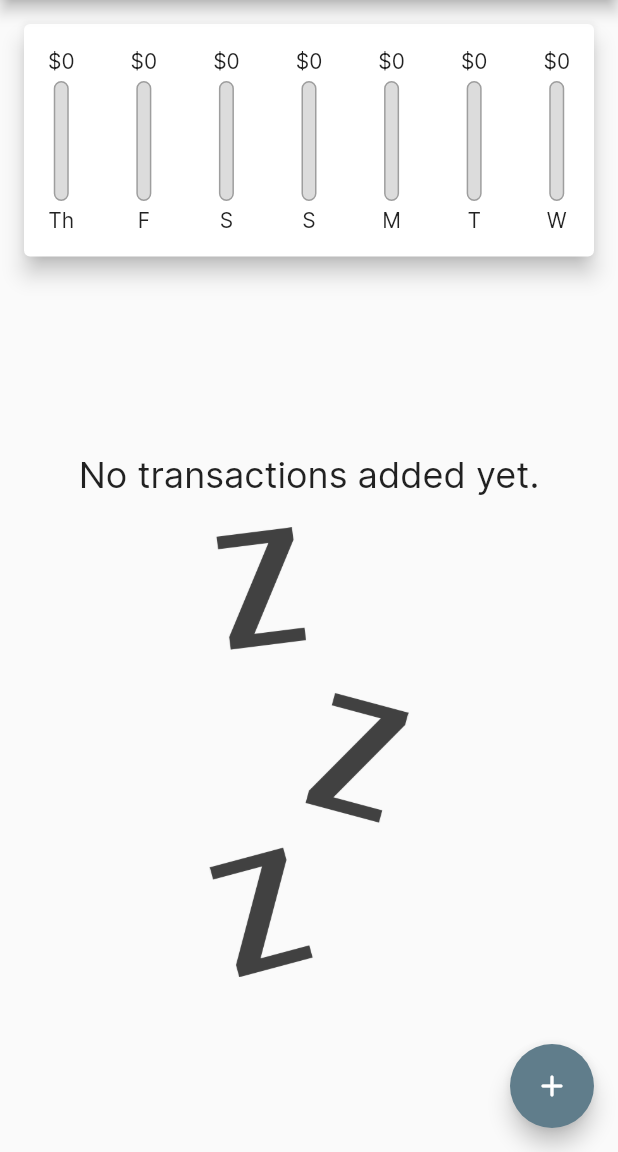
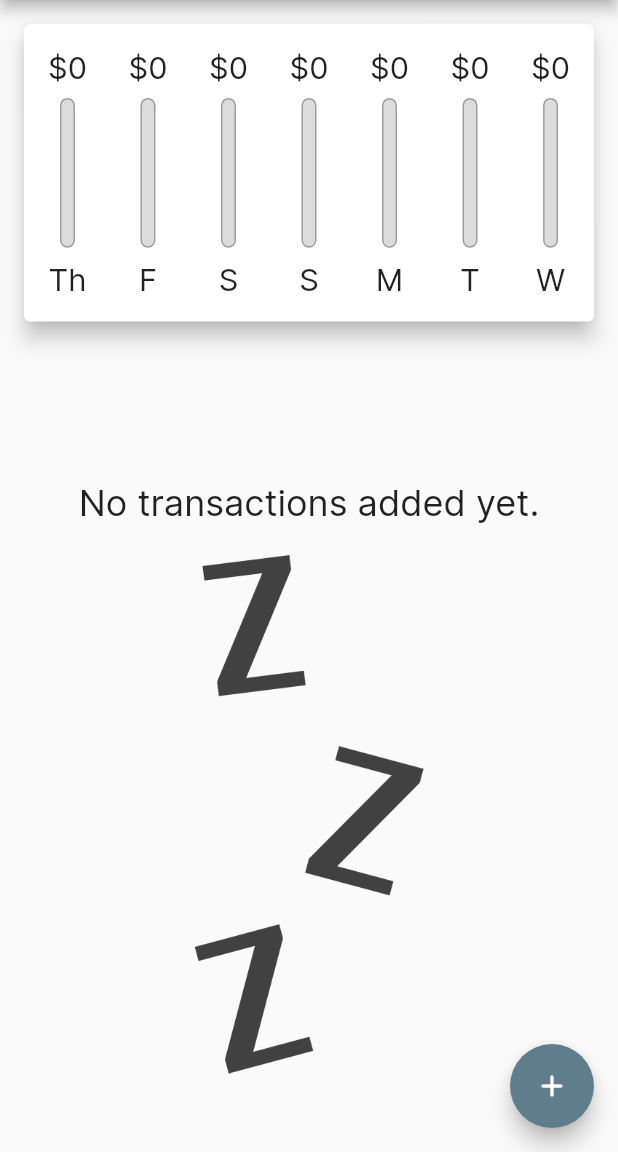
Before and after one commit to elvis878/flutter-personal-expense-app, a Flutter app: the screen it shows after launch, on a phone screen of 412 x 824 dp, the part 84-1236 px from its top. Run offline on Flutter 3.47's test engine with Material 2 defaults, Android fonts, the phone set to English and light mode, and no system bars.

Commit message:
adaptive and responsive

```diff
--- a/lib/main.dart
+++ b/lib/main.dart
@@ -1,11 +1,20 @@
-import 'package:expense_app/widgets/transactions_chart.dart';
+import 'dart:io';
+
 import 'package:flutter/material.dart';
 
 import './models/transaction.dart';
 import './widgets/transaction_list.dart';
 import './widgets/transaction_sheet.dart';
+import './widgets/transactions_chart.dart';
 
-void main() => runApp(const MyApp());
+void main() {
+  // WidgetsFlutterBinding.ensureInitialized();
+  // SystemChrome.setPreferredOrientations([
+  //   DeviceOrientation.portraitUp,
+  //   DeviceOrientation.portraitDown,
+  // ]);
+  runApp(const MyApp());
+}
 
 class MyApp extends StatelessWidget {
   const MyApp({super.key});
@@ -46,6 +55,8 @@ class _MyHomePageState extends State<MyHomePage> {
     }).toList();
   }
 
+  bool _showChart = false;
+
   void _addTransaction(String title, double amount, DateTime date) {
     final transaction = Transaction(
       id: DateTime.now().toString(),
@@ -82,10 +93,19 @@ class _MyHomePageState extends State<MyHomePage> {
     );
   }
 
+  double getDynamicHeight(percentage, appBar) {
+    final mediaQuery = MediaQuery.of(context);
+    return (mediaQuery.size.height -
+            appBar.preferredSize.height -
+            mediaQuery.padding.top) *
+        percentage;
+  }
+
   @override
   Widget build(BuildContext context) {
-    return Scaffold(
-      appBar: AppBar(
+    final isLandscape =
+        MediaQuery.of(context).orientation == Orientation.landscape;
+    final appBar = AppBar(
       title: const Text('Personal Expenses'),
       actions: <Widget>[
         IconButton(
@@ -93,25 +113,57 @@ class _MyHomePageState extends State<MyHomePage> {
           icon: const Icon(Icons.add_rounded),
         ),
       ],
+    );
+    final chartWidget = SizedBox(
+      height: getDynamicHeight(isLandscape ? 0.8 : 0.3, appBar),
+      child: TransactionsChart(
+        recentTransactions: _recentTransactions,
       ),
+    );
+    final transactionListWidget = SizedBox(
+      height: getDynamicHeight(0.75, appBar),
+      child: TransactionList(
+        transactions: _transactions,
+        deleteTransactionCallback: _deleteTransaction,
+      ),
+    );
+
+    return Scaffold(
+      appBar: appBar,
       body: SingleChildScrollView(
         child: Column(
           crossAxisAlignment: CrossAxisAlignment.stretch,
           children: <Widget>[
-            TransactionsChart(
-              recentTransactions: _recentTransactions,
+            if (isLandscape)
+              Row(
+                mainAxisAlignment: MainAxisAlignment.end,
+                children: <Widget>[
+                  const Text('Show chart'),
+                  const SizedBox(
+                    width: 10,
                   ),
-            TransactionList(
-              transactions: _transactions,
-              deleteTransactionCallback: _deleteTransaction,
+                  Switch.adaptive(
+                    value: _showChart,
+                    onChanged: (flag) {
+                      setState(() {
+                        _showChart = flag;
+                      });
+                    },
                   ),
                 ],
               ),
+            if (isLandscape) _showChart ? chartWidget : transactionListWidget,
+            if (!isLandscape) chartWidget,
+            if (!isLandscape) transactionListWidget,
+          ],
         ),
-      floatingActionButton: FloatingActionButton(
+      ),
+      floatingActionButton: Platform.isAndroid
+          ? FloatingActionButton(
               onPressed: () => showNewTransactionForm(context),
               child: const Icon(Icons.add_rounded),
-      ),
+            )
+          : Container(),
     );
   }
 }
--- a/lib/widgets/bar_chart.dart
+++ b/lib/widgets/bar_chart.dart
@@ -14,16 +14,20 @@ class BarChart extends StatelessWidget {
 
   @override
   Widget build(BuildContext context) {
+    return LayoutBuilder(builder: (ctx, constraints) {
       return Column(
         children: <Widget>[
-        FittedBox(
+          SizedBox(
+            height: constraints.maxHeight * 0.15,
+            child: FittedBox(
               child: Text('\$${spendingAmount.toStringAsFixed(0)}'),
             ),
-        const SizedBox(
-          height: 5,
           ),
           SizedBox(
-          height: 80,
+            height: constraints.maxHeight * 0.05,
+          ),
+          SizedBox(
+            height: constraints.maxHeight * 0.6,
             width: 10,
             child: Stack(
               alignment: AlignmentDirectional.bottomEnd,
@@ -50,11 +54,17 @@ class BarChart extends StatelessWidget {
               ],
             ),
           ),
-        const SizedBox(
-          height: 4,
+          SizedBox(
+            height: constraints.maxHeight * 0.05,
           ),
-        Text(label),
+          SizedBox(
+            height: constraints.maxHeight * 0.15,
+            child: FittedBox(
+              child: Text(label),
+            ),
+          ),
         ],
       );
+    });
   }
 }
--- a/lib/widgets/transaction_list.dart
+++ b/lib/widgets/transaction_list.dart
@@ -16,9 +16,10 @@ class TransactionList extends StatelessWidget {
   @override
   Widget build(BuildContext context) {
     return SizedBox(
-      height: 580,
+      height: MediaQuery.of(context).size.height * 0.6,
       child: transactions.isEmpty
-          ? Column(
+          ? LayoutBuilder(builder: (ctx, constraints) {
+              return Column(
                 mainAxisAlignment: MainAxisAlignment.center,
                 children: <Widget>[
                   Text(
@@ -29,14 +30,15 @@ class TransactionList extends StatelessWidget {
                     height: 20,
                   ),
                   SizedBox(
-                  height: 300,
+                    height: constraints.maxHeight * 0.6,
                     child: Image.asset(
                       'assets/images/waiting.png',
                       fit: BoxFit.cover,
                     ),
                   ),
                 ],
-            )
+              );
+            })
           : ListView.builder(
               itemCount: transactions.length,
               itemBuilder: (BuildContext ctx, index) {
--- a/lib/widgets/transaction_sheet.dart
+++ b/lib/widgets/transaction_sheet.dart
@@ -12,6 +12,8 @@ class TransactionSheet extends StatelessWidget {
 
   @override
   Widget build(BuildContext context) {
+    // use wrap widget to make the bottom sheet
+    // height adjust to the content
     return Wrap(
       children: <Widget>[
         SafeArea(
```
Lines whose indentation alone changed are shown as unchanged.
